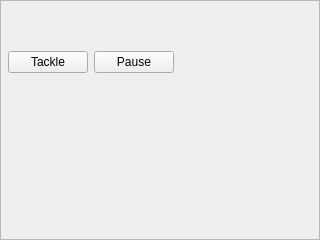
rochford/cutefootball, file onscreenbuttonsframe.ui: the form before one commit.
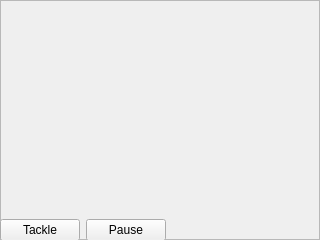
The form after the commit.

Diff of the .ui file:
```diff
--- a/onscreenbuttonsframe.ui
+++ b/onscreenbuttonsframe.ui
@@ -24,39 +24,39 @@
     <rect>
      <x>0</x>
      <y>0</y>
-     <width>182</width>
-     <height>73</height>
+     <width>321</width>
+     <height>241</height>
     </rect>
    </property>
    <layout class="QGridLayout" name="gridLayout">
-    <item row="2" column="1">
+    <item row="1" column="1">
      <widget class="QPushButton" name="actionBtn">
       <property name="text">
        <string>Tackle</string>
       </property>
      </widget>
     </item>
-    <item row="2" column="3">
-     <spacer name="horizontalSpacer">
-      <property name="orientation">
-       <enum>Qt::Horizontal</enum>
-      </property>
-      <property name="sizeHint" stdset="0">
-       <size>
-        <width>40</width>
-        <height>20</height>
-       </size>
-      </property>
-     </spacer>
-    </item>
-    <item row="2" column="2">
+    <item row="1" column="2">
      <widget class="QPushButton" name="optionsBtn">
       <property name="text">
        <string>Pause</string>
       </property>
      </widget>
     </item>
-    <item row="0" column="1">
+    <item row="1" column="3">
+     <spacer name="horizontalSpacer">
+      <property name="orientation">
+       <enum>Qt::Horizontal</enum>
+      </property>
+      <property name="sizeHint" stdset="0">
+       <size>
+        <width>40</width>
+        <height>20</height>
+       </size>
+      </property>
+     </spacer>
+    </item>
+    <item row="0" column="2">
      <spacer name="verticalSpacer">
       <property name="orientation">
        <enum>Qt::Vertical</enum>
@@ -69,19 +69,6 @@
       </property>
      </spacer>
     </item>
-    <item row="2" column="0">
-     <spacer name="horizontalSpacer_2">
-      <property name="orientation">
-       <enum>Qt::Horizontal</enum>
-      </property>
-      <property name="sizeHint" stdset="0">
-       <size>
-        <width>40</width>
-        <height>20</height>
-       </size>
-      </property>
-     </spacer>
-    </item>
    </layout>
   </widget>
   <action name="actionKick">
```
Left out of the diff: 2 changed lines with no effect on the pictures.
